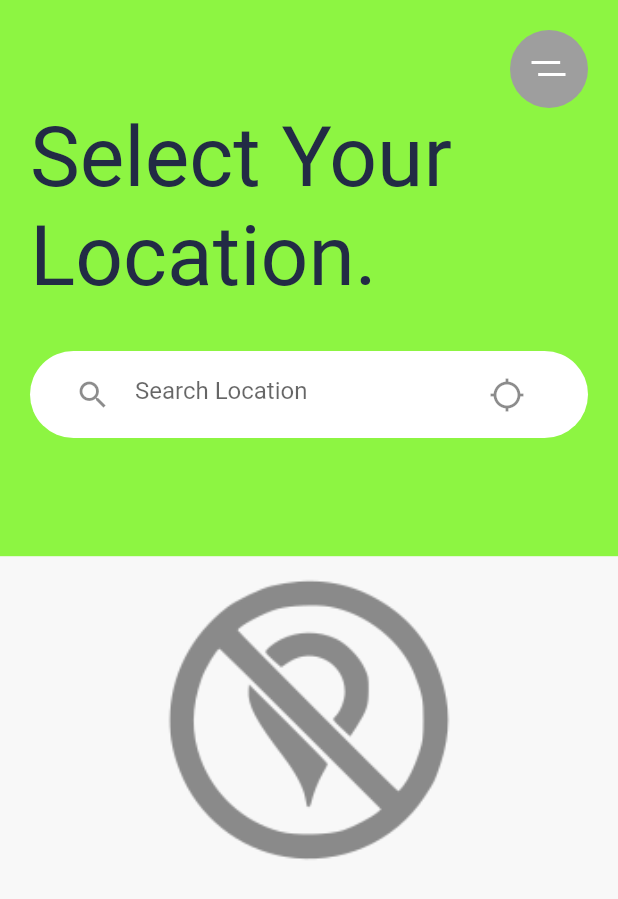
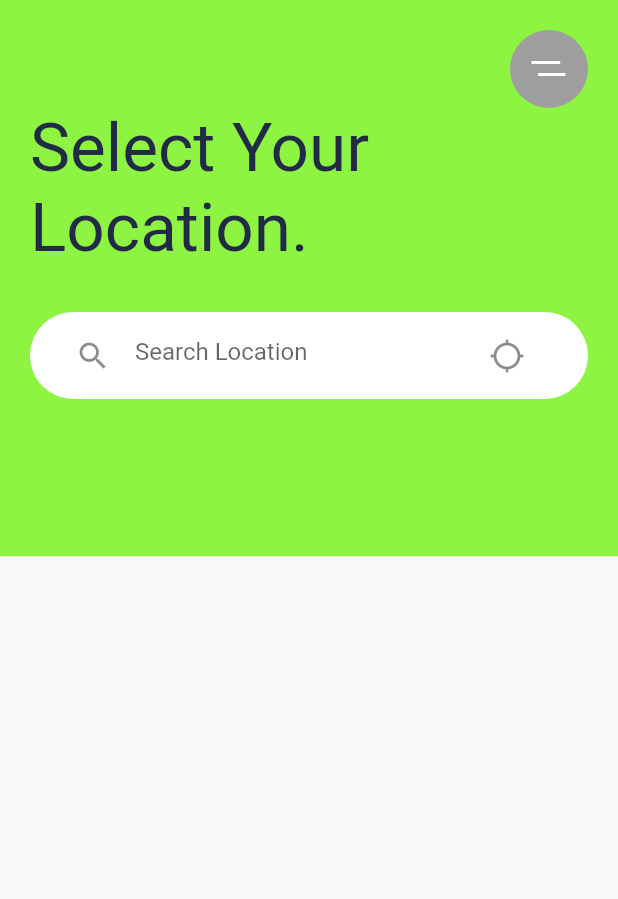
Before and after one commit to Sfuarf/decision_maker_v1, a Flutter app: the screen it shows after launch, on a phone screen of 412 x 824 dp. Shown: the top 899 px of the screen. Run offline on Flutter 3.47's test engine with Material 2 defaults, Android fonts, the phone set to English and light mode, and no system bars; our stand-ins replace flutter_dotenv, flutter_svg, geolocator, google_maps_flutter, progress_state_button.

Commit message:
More UI changes

```diff
--- a/lib/src/screens/start_page.dart
+++ b/lib/src/screens/start_page.dart
@@ -84,7 +84,7 @@ class _StartScreenState extends State<StartScreen> {
                       ),
                       Text(
                         "Select Your Location.",
-                        style: Theme.of(context).textTheme.headline2,
+                        style: Theme.of(context).textTheme.headline3,
                       ),
                       LocationSearchBar(
                         placeTypeSearch: _textController,
--- a/lib/src/screens/venue_selection_page.dart
+++ b/lib/src/screens/venue_selection_page.dart
@@ -95,8 +95,8 @@ class _VenueSelectionPage extends State<VenueSelectionPage> {
                     ),
                   ),
                   Text(
-                    "Choose Your Venue!?",
-                    style: Theme.of(context).textTheme.headline2,
+                    "Choose Your Type of Venue!?",
+                    style: Theme.of(context).textTheme.headline3,
                   ),
                   SearchBar(placeTypeSearch: _searchQuery),
                   Expanded(
--- a/lib/widgets/google_maps_start_page.dart
+++ b/lib/widgets/google_maps_start_page.dart
@@ -53,16 +53,16 @@ class _GoogleMapsStartPageState extends State<GoogleMapsStartPage> {
       );
     } else {
       return Container(
-        alignment: Alignment.center,
-        height: 300.0,
-        decoration: BoxDecoration(
-          image: DecorationImage(
-            image: AssetImage('assets/images/location_not_found.png'),
-            fit: BoxFit.fitWidth,
-          ),
-          shape: BoxShape.rectangle,
-        ),
-      );
+          // alignment: Alignment.center,
+          // height: 300.0,
+          // decoration: BoxDecoration(
+          //   image: DecorationImage(
+          //     image: AssetImage('assets/images/location_not_found.png'),
+          //     fit: BoxFit.fitWidth,
+          //   ),
+          //   shape: BoxShape.rectangle,
+          // ),
+          );
     }
   }
 }
```
Also changed, not shown: lib/widgets/selected_location_card.dart (+67 -15 lines).
